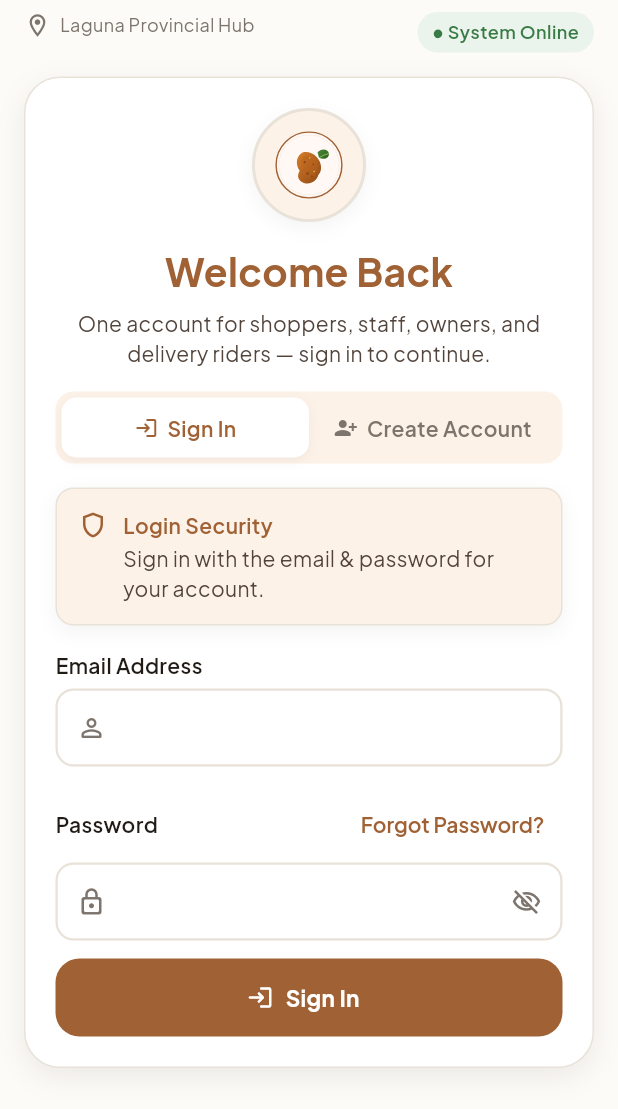
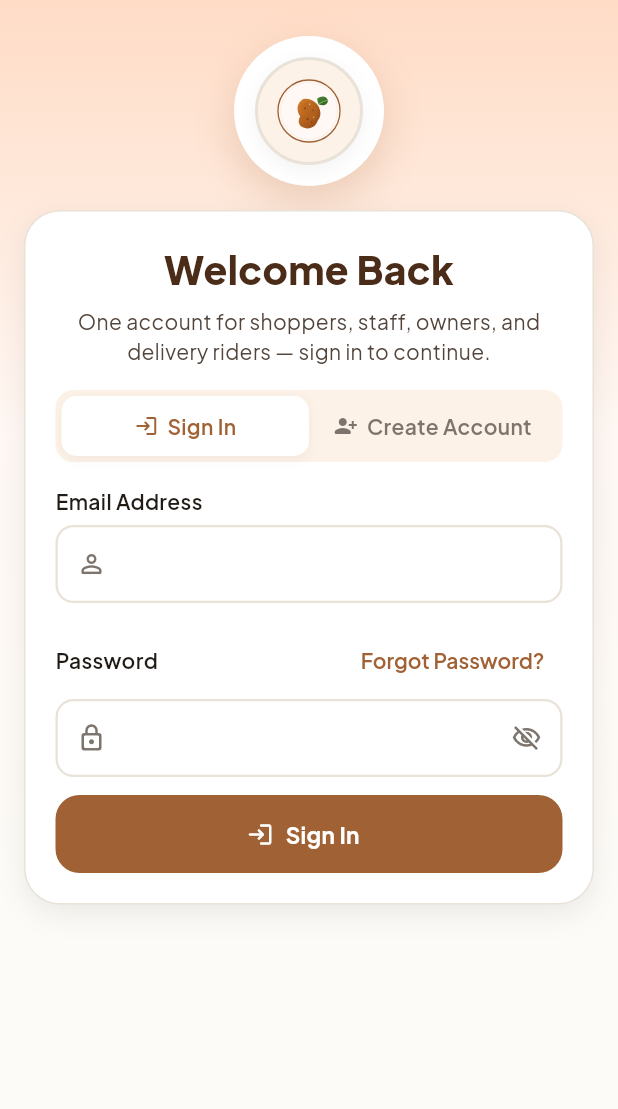
Before and after one commit to Yasuo127/Melai-Nuts-App, a Flutter app: the LoginScreen screen opened by its route, on a phone screen of 412 x 824 dp. Shown: the top 1109 px of the screen. Run offline on Flutter 3.47's test engine with Material 3 defaults, Android fonts, the phone set to English and light mode, and no system bars; our stand-ins replace cloud_firestore, connectivity_plus, firebase_auth, firebase_core, flutter_svg, google_fonts and 5 more; accounts and stored records are empty.

Commit message:
Redesign login screen: brand hero, gradient background, remove fake status
Removes the hardcoded "System Online" badge and filler security banner.
Auth logic is unchanged.

Co-Authored-By: Claude Sonnet 5.5 <noreply@anthropic.com>
Claude-Session: https://claude.ai/code/session_01RtCukuhtzr4j6apvHvNfmV

```diff
--- a/lib/features/auth/screens/login_screen.dart
+++ b/lib/features/auth/screens/login_screen.dart
@@ -1,6 +1,5 @@
 import 'package:flutter/material.dart';
 import '../../../app/routes.dart';
-import '../../../core/constants/app_constants.dart';
 import '../../../core/theme/app_colors.dart';
 import '../../../core/theme/app_spacing.dart';
 import '../../../core/theme/app_text_styles.dart';
@@ -142,7 +141,16 @@ class _LoginScreenState extends State<LoginScreen> {
   Widget build(BuildContext context) {
     return Scaffold(
       backgroundColor: AppColors.canvas,
-      body: SafeArea(
+      body: Container(
+        decoration: const BoxDecoration(
+          gradient: LinearGradient(
+            begin: Alignment.topCenter,
+            end: Alignment.bottomCenter,
+            colors: [AppColors.primaryContainer, AppColors.surface, AppColors.canvas],
+            stops: [0.0, 0.35, 0.7],
+          ),
+        ),
+        child: SafeArea(
         child: ListView(
           padding: const EdgeInsets.fromLTRB(
             AppSpacing.md,
@@ -151,38 +159,23 @@ class _LoginScreenState extends State<LoginScreen> {
             AppSpacing.lg,
           ),
           children: [
-            Row(
-              crossAxisAlignment: CrossAxisAlignment.start,
-              children: [
-                const Icon(
-                  Icons.location_on_outlined,
-                  size: 18,
-                  color: AppColors.textSecondary,
+            const SizedBox(height: AppSpacing.md),
+            Center(
+              child: Container(
+                padding: const EdgeInsets.all(14),
+                decoration: BoxDecoration(
+                  color: Colors.white,
+                  shape: BoxShape.circle,
+                  boxShadow: [
+                    BoxShadow(
+                      color: AppColors.primary.withValues(alpha: 0.22),
+                      blurRadius: 24,
+                      offset: const Offset(0, 10),
+                    ),
+                  ],
                 ),
-                const SizedBox(width: 6),
-                Expanded(
-                  child: Text(
-                    AppConstants.hubLabel,
-                    style: AppTextStyles.bodySm,
-                  ),
-                ),
-                Container(
-                  padding: const EdgeInsets.symmetric(
-                    horizontal: 10,
-                    vertical: 5,
-                  ),
-                  decoration: BoxDecoration(
-                    color: AppColors.successBg,
-                    borderRadius: BorderRadius.circular(20),
-                  ),
-                  child: Text(
-                    '● System Online',
-                    style: AppTextStyles.labelMd.copyWith(
-                      color: AppColors.success,
-                    ),
-                  ),
-                ),
-              ],
+                child: const AppLogo(size: 72),
+              ),
             ),
             const SizedBox(height: AppSpacing.md),
             Container(
@@ -197,12 +190,11 @@ class _LoginScreenState extends State<LoginScreen> {
                 key: _formKey,
                 child: Column(
                   children: [
-                    const AppLogo(size: 76),
-                    const SizedBox(height: 14),
                     Text(
                       _isSignIn ? 'Welcome Back' : 'Create Your Account',
                       style: AppTextStyles.headlineLg.copyWith(
-                        color: AppColors.primary,
+                        color: AppColors.darkBrown,
+                        fontWeight: FontWeight.w800,
                       ),
                     ),
                     const SizedBox(height: 6),
@@ -243,13 +235,6 @@ class _LoginScreenState extends State<LoginScreen> {
                     ),
                     const SizedBox(height: AppSpacing.md),
                     if (_isSignIn) ...[
-                      const InfoBanner(
-                        icon: Icons.shield_outlined,
-                        title: 'Login Security',
-                        text:
-                            'Sign in with the email & password for your account.',
-                      ),
-                      const SizedBox(height: AppSpacing.md),
                       AppTextField(
                         label: 'Email Address',
                         controller: _emailController,
@@ -374,6 +359,7 @@ class _LoginScreenState extends State<LoginScreen> {
             const SizedBox(height: AppSpacing.md),
           ],
         ),
+        ),
       ),
     );
   }
```
